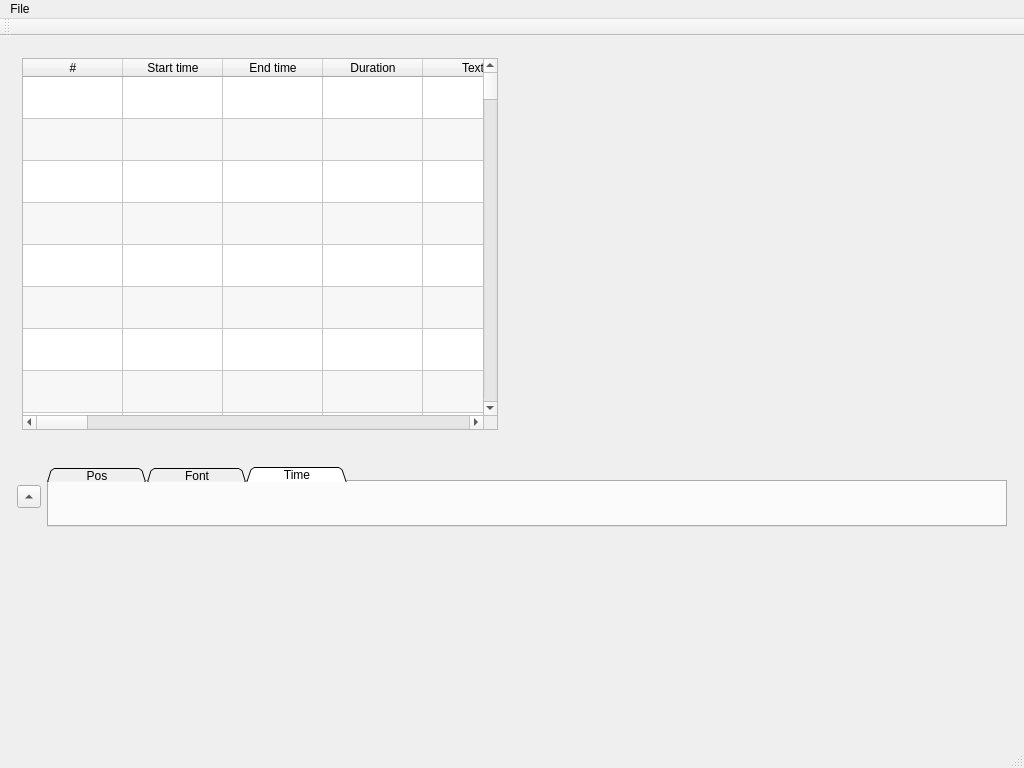
Qt form mainwindow.ui (liloneum/amapola) before a commit.
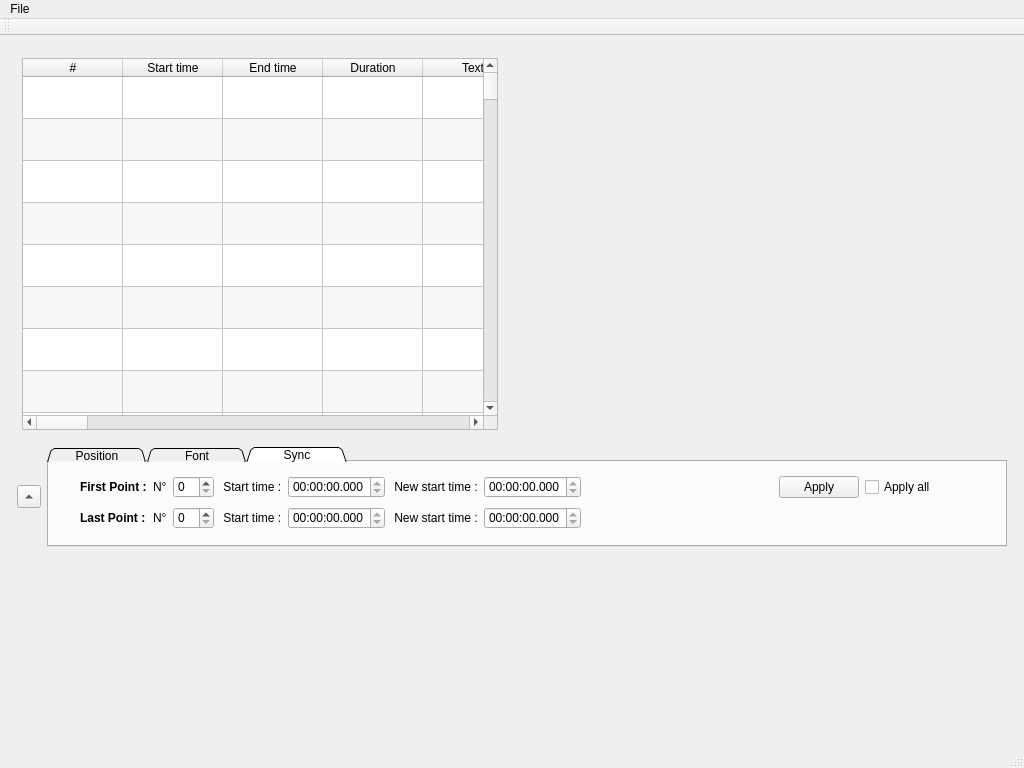
The same form after that commit. The open tabs and pages were chosen to show the change. Custom widgets are drawn as their Qt base class.

Commit message:
Add "rescale" tool
Issue : none

"Rescale" tool implementation :
- Recompute selected or all subtiltes timecodes, in function of 2 points
  current and new "start" timecodes.
Toolbox :
- Right clik on the index / time box to "Set from current". Set the current
value (index or time) to the box.

What changed in the file:
```diff
--- a/mainwindow.ui
+++ b/mainwindow.ui
@@ -577,7 +577,7 @@
       </widget>
      </widget>
     </item>
-    <item row="2" column="0" rowspan="2" colspan="2">
+    <item row="1" column="0" rowspan="2" colspan="2">
      <layout class="QHBoxLayout" name="toolBoxLayout">
       <property name="leftMargin">
        <number>6</number>
@@ -600,7 +600,7 @@
         <property name="minimumSize">
          <size>
           <width>0</width>
-          <height>60</height>
+          <height>100</height>
          </size>
         </property>
         <property name="styleSheet">
@@ -626,7 +626,7 @@
         </property>
         <widget class="QWidget" name="positionTab">
          <attribute name="title">
-          <string>Pos</string>
+          <string>Position</string>
          </attribute>
          <widget class="QWidget" name="horizontalLayoutWidget_2">
           <property name="geometry">
@@ -1303,14 +1303,196 @@
         </widget>
         <widget class="QWidget" name="timeTab">
          <attribute name="title">
-          <string>Time</string>
+          <string>Sync</string>
          </attribute>
+         <widget class="QWidget" name="layoutWidget">
+          <property name="geometry">
+           <rect>
+            <x>20</x>
+            <y>0</y>
+            <width>878</width>
+            <height>81</height>
+           </rect>
+          </property>
+          <layout class="QGridLayout" name="gridLayout_4">
+           <item row="0" column="8">
+            <widget class="QPushButton" name="syncApplyPushButton">
+             <property name="text">
+              <string>Apply</string>
+             </property>
+            </widget>
+           </item>
+           <item row="0" column="3">
+            <widget class="QLabel" name="firstStartLabel">
+             <property name="text">
+              <string> Start time :</string>
+             </property>
+            </widget>
+           </item>
+           <item row="0" column="6">
+            <widget class="QTimeEdit" name="firstNewStartTimeEdit">
+             <property name="contextMenuPolicy">
+              <enum>Qt::CustomContextMenu</enum>
+             </property>
+             <property name="readOnly">
+              <bool>true</bool>
+             </property>
+             <property name="keyboardTracking">
+              <bool>false</bool>
+             </property>
+             <property name="displayFormat">
+              <string>HH:mm:ss.zzz</string>
+             </property>
+            </widget>
+           </item>
+           <item row="0" column="5">
+            <widget class="QLabel" name="firstNewStartLabel">
+             <property name="text">
+              <string> New start time :</string>
+             </property>
+            </widget>
+           </item>
+           <item row="0" column="9">
+            <widget class="QCheckBox" name="syncApplyAllCheckBox">
+             <property name="text">
+              <string>Apply all</string>
+             </property>
+            </widget>
+           </item>
+           <item row="0" column="0">
+            <widget class="QLabel" name="firstPtLabel">
+             <property name="font">
+              <font>
+               <weight>75</weight>
+               <bold>true</bold>
+              </font>
+             </property>
+             <property name="text">
+              <string>First Point :</string>
+             </property>
+            </widget>
+           </item>
+           <item row="0" column="1">
+            <widget class="QLabel" name="firstNumLabel">
+             <property name="text">
+              <string>N°</string>
+             </property>
+            </widget>
+           </item>
+           <item row="0" column="7">
+            <spacer name="horizontalSpacer">
+             <property name="orientation">
+              <enum>Qt::Horizontal</enum>
+             </property>
+             <property name="sizeHint" stdset="0">
+              <size>
+               <width>40</width>
+               <height>20</height>
+              </size>
+             </property>
+            </spacer>
+           </item>
+           <item row="0" column="2">
+            <widget class="QSpinBox" name="firstNumSpinBox">
+             <property name="contextMenuPolicy">
+              <enum>Qt::CustomContextMenu</enum>
+             </property>
+            </widget>
+           </item>
+           <item row="0" column="4">
+            <widget class="QTimeEdit" name="firstStartTimeEdit">
+             <property name="readOnly">
+              <bool>true</bool>
+             </property>
+             <property name="keyboardTracking">
+              <bool>false</bool>
+             </property>
+             <property name="displayFormat">
+              <string>HH:mm:ss.zzz</string>
+             </property>
+            </widget>
+           </item>
+           <item row="1" column="0">
+            <widget class="QLabel" name="lastPtLabel">
+             <property name="font">
+              <font>
+               <weight>75</weight>
+               <bold>true</bold>
+              </font>
+             </property>
+             <property name="text">
+              <string>Last Point :</string>
+             </property>
+            </widget>
+           </item>
+           <item row="1" column="1">
+            <widget class="QLabel" name="lastNumLabel">
+             <property name="text">
+              <string>N°</string>
+             </property>
+            </widget>
+           </item>
+           <item row="1" column="2">
+            <widget class="QSpinBox" name="lastNumSpinBox">
+             <property name="contextMenuPolicy">
+              <enum>Qt::CustomContextMenu</enum>
+             </property>
+            </widget>
+           </item>
+           <item row="1" column="3">
+            <widget class="QLabel" name="lastStartLabel">
+             <property name="text">
+              <string> Start time :</string>
+             </property>
+            </widget>
+           </item>
+           <item row="1" column="4">
+            <widget class="QTimeEdit" name="lastStartTimeEdit">
+             <property name="readOnly">
+              <bool>true</bool>
+             </property>
+             <property name="keyboardTracking">
+              <bool>false</bool>
+             </property>
+             <property name="displayFormat">
+              <string>HH:mm:ss.zzz</string>
+             </property>
+            </widget>
+           </item>
+           <item row="1" column="5">
+            <widget class="QLabel" name="lastNewStartLabel">
+             <property name="text">
+              <string> New start time :</string>
+             </property>
+            </widget>
+           </item>
+           <item row="1" column="6">
+            <widget class="QTimeEdit" name="lastNewStartTimeEdit">
+             <property name="contextMenuPolicy">
+              <enum>Qt::CustomContextMenu</enum>
+             </property>
+             <property name="readOnly">
+              <bool>true</bool>
+             </property>
+             <property name="keyboardTracking">
+              <bool>false</bool>
+             </property>
+             <property name="currentSection">
+              <enum>QDateTimeEdit::MSecSection</enum>
+             </property>
+             <property name="displayFormat">
+              <string>HH:mm:ss.zzz</string>
+             </property>
+            </widget>
+           </item>
+          </layout>
+         </widget>
         </widget>
        </widget>
       </item>
      </layout>
     </item>
-    <item row="4" column="0" colspan="2">
+    <item row="3" column="0" colspan="2">
      <widget class="MyWaveForm" name="waveForm" native="true">
       <property name="sizePolicy">
        <sizepolicy hsizetype="MinimumExpanding" vsizetype="MinimumExpanding">
@@ -1330,25 +1512,9 @@
         <height>250</height>
        </size>
       </property>
-     </widget>
-    </item>
-    <item row="1" column="0">
-     <widget class="QLabel" name="messageLabel">
-      <property name="text">
-       <string/>
-      </property>
-      <property name="textFormat">
-       <enum>Qt::PlainText</enum>
-      </property>
-      <property name="scaledContents">
+      <property name="mouseTracking">
        <bool>true</bool>
       </property>
-      <property name="alignment">
-       <set>Qt::AlignCenter</set>
-      </property>
-      <property name="textInteractionFlags">
-       <set>Qt::TextSelectableByKeyboard|Qt::TextSelectableByMouse</set>
-      </property>
      </widget>
     </item>
    </layout>
```
Left out of the diff: 150 changed lines with no effect on the pictures. The commit also changes 2 other files.
